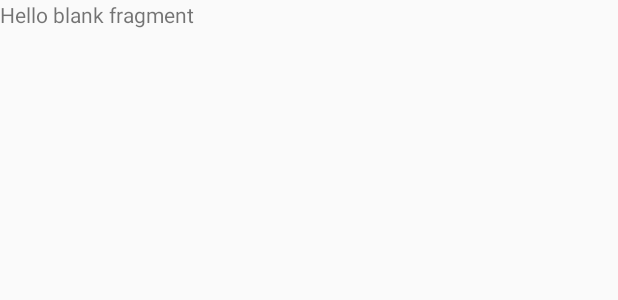
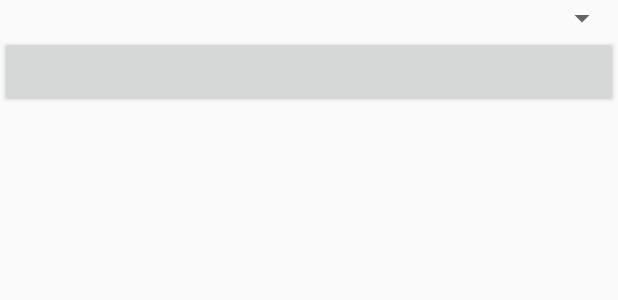
Before and after one commit to PINUPV/FoundIT-1, an Android app: the layout fragment_frag_ofertas.xml on its own in the app's theme, with its tools: preview values and no code run, on a phone screen of 412 x 824 dp. Shown: the top 300 px of the screen. Run offline under Robolectric (Android 15) with nearby library versions, the phone set to English and light mode, and no system bars.

Commit message:
Ofertas 1/3

```diff
--- a/app/src/main/res/layout/fragment_frag_ofertas.xml
+++ b/app/src/main/res/layout/fragment_frag_ofertas.xml
@@ -5,9 +5,33 @@
     tools:context="layout.frag_ofertas">
 
     <!-- TODO: Update blank fragment layout -->
-    <TextView
+    <LinearLayout
         android:layout_width="match_parent"
         android:layout_height="match_parent"
-        android:text="@string/hello_blank_fragment" />
+        android:orientation="vertical">
+
+        <Spinner
+            android:id="@+id/spinnerOfer"
+            android:layout_width="match_parent"
+            android:layout_height="wrap_content" />
+
+        <ScrollView
+            android:layout_width="match_parent"
+            android:layout_height="match_parent"
+            android:fillViewport="true">
+
+            <LinearLayout
+                android:id="@+id/botonesOfertaContainer"
+                android:layout_width="match_parent"
+                android:layout_height="wrap_content"
+                android:orientation="vertical">
+
+                <Button
+                    android:id="@+id/ofertaBotonBase"
+                    android:layout_width="match_parent"
+                    android:layout_height="wrap_content" />
+            </LinearLayout>
+        </ScrollView>
+    </LinearLayout>
 
 </FrameLayout>
```
Also changed, not shown: app/src/main/java/layout/frag_ofertas.java (+85 -1 lines).
